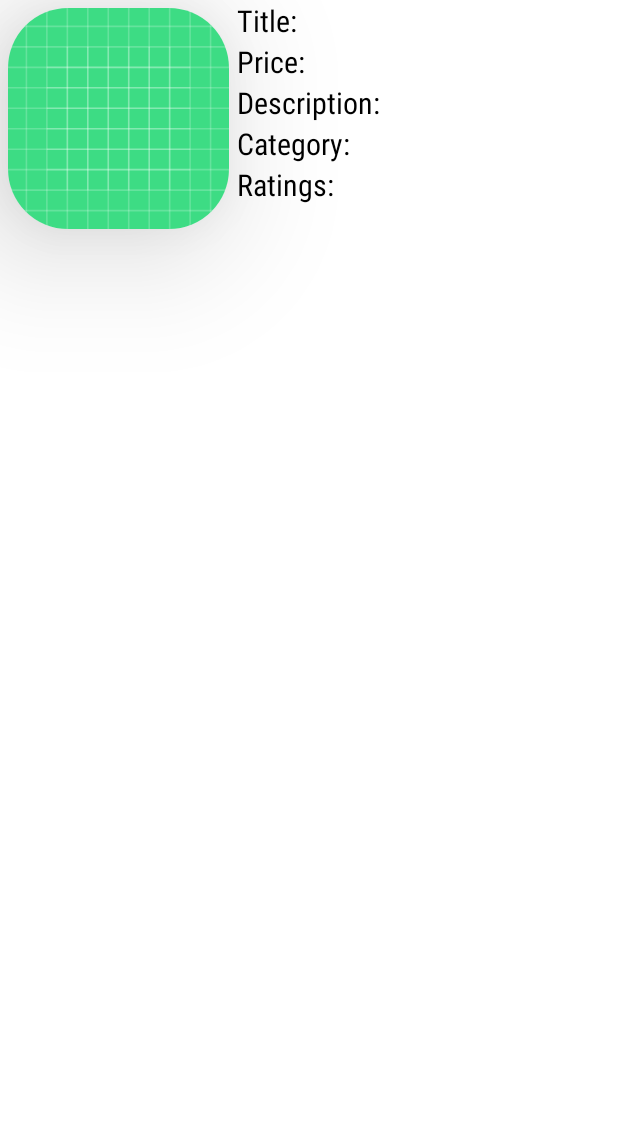
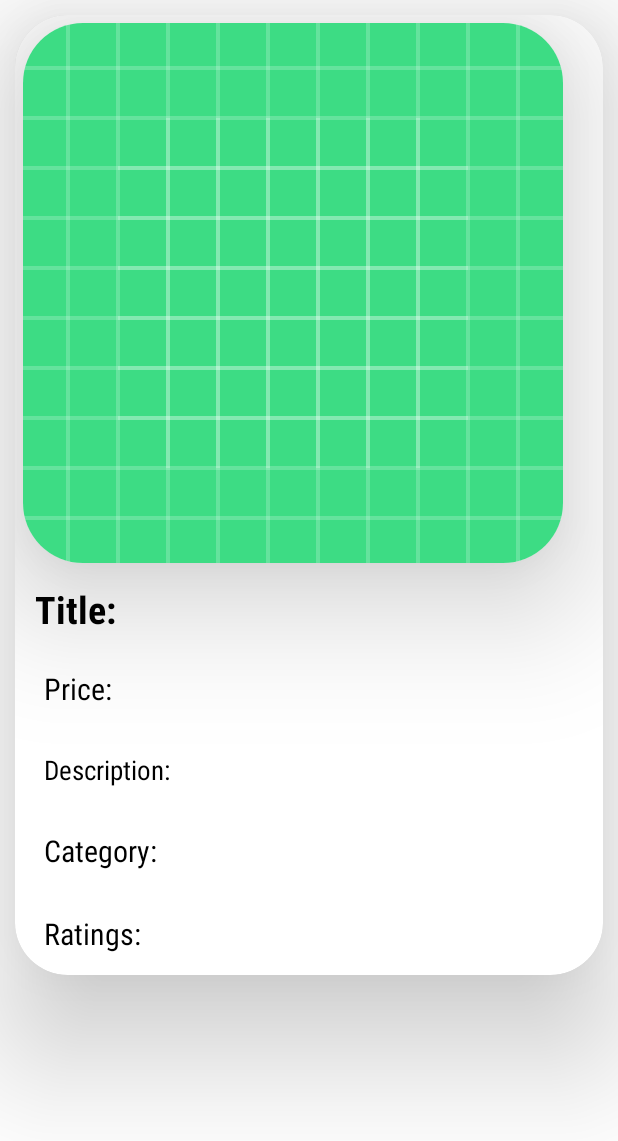
Before and after one commit to geeky-auro/Fake_Store_IOT_APP_DEV_TASK, an Android app: the layout fake_item.xml on its own in the app's theme, with its tools: preview values and no code run, on a phone screen of 412 x 824 dp. Shown: the top 1141 px of the screen. Run offline under Robolectric (Android 15) with nearby library versions, the phone set to English and light mode, and no system bars.

Commit message:
Layout Arranged

```diff
--- a/app/src/main/res/layout/fake_item.xml
+++ b/app/src/main/res/layout/fake_item.xml
@@ -1,23 +1,24 @@
 <?xml version="1.0" encoding="utf-8"?>
-<androidx.constraintlayout.widget.ConstraintLayout xmlns:android="http://schemas.android.com/apk/res/android"
+<androidx.cardview.widget.CardView xmlns:android="http://schemas.android.com/apk/res/android"
     xmlns:app="http://schemas.android.com/apk/res-auto"
     android:layout_width="match_parent"
-    android:layout_height="match_parent">
+    android:layout_height="wrap_content"
+    android:layout_margin="10dp"
+    android:padding="2dp"
+    app:cardCornerRadius="35dp"
+    app:cardElevation="50dp">
 
     <LinearLayout
         android:layout_width="match_parent"
         android:layout_height="match_parent"
         app:layout_constraintEnd_toEndOf="parent"
         app:layout_constraintStart_toStartOf="parent"
-        android:orientation="horizontal"
+        android:orientation="vertical"
         app:layout_constraintTop_toTopOf="parent"
-        android:weightSum="2"
         >
-
         <androidx.cardview.widget.CardView
             android:layout_width="wrap_content"
             android:layout_height="wrap_content"
-            android:layout_weight="0.4"
             android:padding="5dp"
             app:cardCornerRadius="40dp"
             android:layout_marginTop="5dp"
@@ -28,27 +29,36 @@
             <ImageView
                 android:id="@+id/item_image"
                 android:layout_width="match_parent"
-                android:layout_height="match_parent"
+                android:layout_height="360dp"
+                android:layout_gravity="center"
                 android:src="@drawable/ic_launcher_background"
                 android:scaleType="centerCrop"
                 android:adjustViewBounds="true"
                 ></ImageView>
         </androidx.cardview.widget.CardView>
 
+
+
         <LinearLayout
             android:layout_width="wrap_content"
             android:layout_height="match_parent"
-            android:layout_weight="1.6"
+            app:cardElevation="5dp"
             android:orientation="vertical">
 
             <TextView
                 android:id="@+id/item_title"
+                android:ellipsize="marquee"
+                android:marqueeRepeatLimit="marquee_forever"
+                android:singleLine="true"
+                android:padding="8dp"
+                android:scrollHorizontally="true"
+                android:textStyle="bold"
                 android:layout_marginStart="5dp"
                 android:layout_width="match_parent"
                 android:layout_height="wrap_content"
                 android:text="Title:"
                 android:textAlignment="textStart"
-                android:textSize="20dp"
+                android:textSize="25sp"
                 android:textColor="@color/black"
                 android:fontFamily="sans-serif-condensed"></TextView>
 
@@ -59,6 +69,7 @@
                 android:layout_width="match_parent"
                 android:layout_height="wrap_content"
                 android:text="Price:"
+                android:padding="14sp"
                 android:textAlignment="textStart"
                 android:textSize="20dp"
                 android:textColor="@color/black"
@@ -68,10 +79,12 @@
                 android:id="@+id/item_Description"
                 android:layout_marginStart="5dp"
                 android:layout_width="match_parent"
+                android:maxLines="10"
                 android:layout_height="wrap_content"
                 android:text="Description:"
                 android:textAlignment="textStart"
-                android:textSize="20dp"
+                android:textSize="18sp"
+                android:padding="14sp"
                 android:textColor="@color/black"
                 android:fontFamily="sans-serif-condensed"></TextView>
 
@@ -83,6 +96,7 @@
                 android:text="Category:"
                 android:textAlignment="textStart"
                 android:textSize="20dp"
+                android:padding="14sp"
                 android:textColor="@color/black"
                 android:fontFamily="sans-serif-condensed"></TextView>
             <TextView
@@ -93,6 +107,7 @@
                 android:text="Ratings:"
                 android:textAlignment="textStart"
                 android:textSize="20dp"
+                android:padding="14sp"
                 android:textColor="@color/black"
                 android:fontFamily="sans-serif-condensed"></TextView>
 
@@ -101,4 +116,4 @@
 
     </LinearLayout>
 
-</androidx.constraintlayout.widget.ConstraintLayout>
+</androidx.cardview.widget.CardView>
```
Also changed, not shown: app/src/main/res/layout/main_activity.xml (added, +23 -0 lines).
